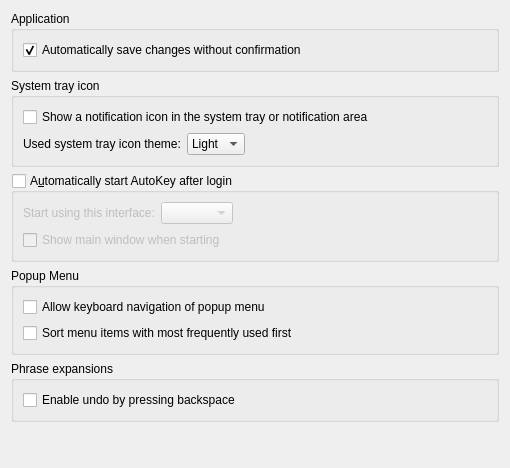
autokey/autokey, file lib/autokey/qtui/resources/ui/generalsettings.ui: the form before one commit.
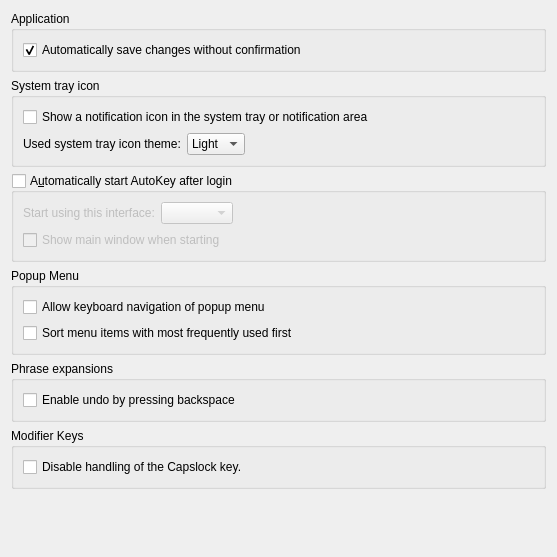
The form after the commit. Icons and pictures are not drawn.

Commit message: Qt GUI: Implemented disabling the Capslock key handling in the settings.

Diff of the .ui file:
```diff
--- a/lib/autokey/qtui/resources/ui/generalsettings.ui
+++ b/lib/autokey/qtui/resources/ui/generalsettings.ui
@@ -6,8 +6,8 @@
    <rect>
     <x>0</x>
     <y>0</y>
-    <width>510</width>
-    <height>468</height>
+    <width>557</width>
+    <height>557</height>
    </rect>
   </property>
   <property name="windowTitle">
@@ -208,6 +208,26 @@
      </layout>
     </widget>
    </item>
+   <item>
+    <widget class="QGroupBox" name="groupBox">
+     <property name="title">
+      <string>Modifier Keys</string>
+     </property>
+     <layout class="QVBoxLayout" name="verticalLayout_5">
+      <item>
+       <widget class="QCheckBox" name="disable_capslock_checkbox">
+        <property name="toolTip">
+         <string>Enable this, if you remapped the Capslock key to be something else, like Ctrl.
+This will prevent any special handling for this key.</string>
+        </property>
+        <property name="text">
+         <string>Disable handling of the Capslock key.</string>
+        </property>
+       </widget>
+      </item>
+     </layout>
+    </widget>
+   </item>
    <item>
     <spacer name="verticalSpacer">
      <property name="orientation">
```
Left out of the diff: 7 changed lines with no effect on the pictures. The commit also changes 2 other files.
